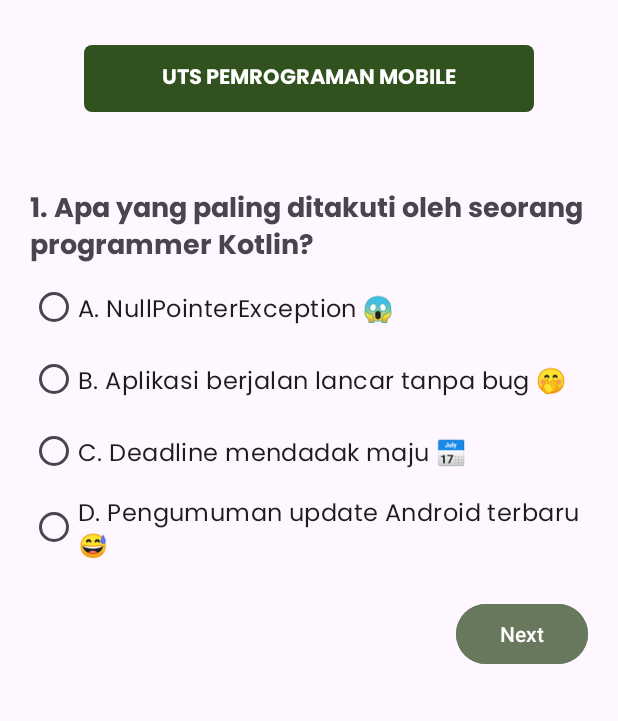
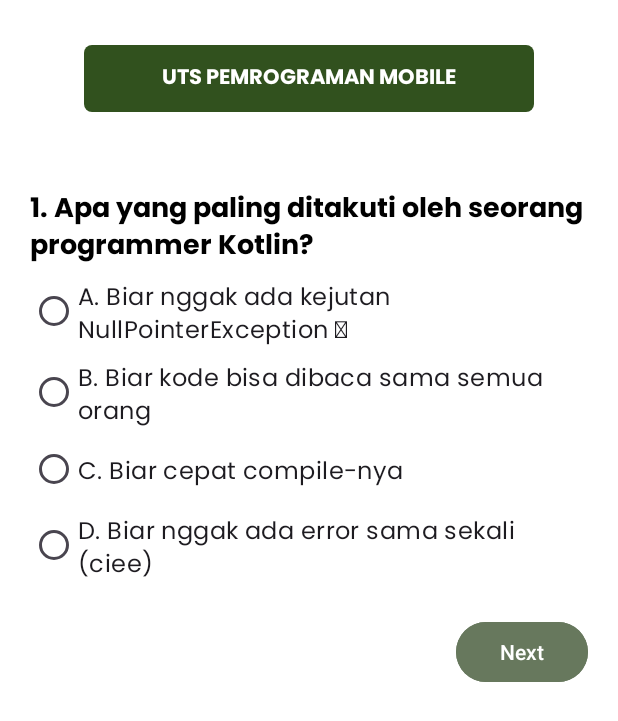
Before and after one commit to ChristianNathanielP/UTS_PM5_ChristianNathaniel, an Android app: the MainCourse screen opened directly, with no data from a screen before it, on a phone screen of 412 x 824 dp. Shown: the top 721 px of the screen. Run offline under Robolectric (Android 15) with nearby library versions, the phone set to English and light mode, and no system bars.

Commit message:
Final Progress

```diff
--- a/app/src/main/AndroidManifest.xml
+++ b/app/src/main/AndroidManifest.xml
@@ -13,6 +13,9 @@
         android:theme="@style/Theme.UTS_PM5_SecondChoise"
         tools:targetApi="31">
         <activity
+            android:name=".AnswerActivity"
+            android:exported="false" />
+        <activity
             android:name=".MainCourse"
             android:exported="false" />
         <activity
--- a/app/src/main/java/com/example/uts_pm5_secondchoise/MainCourse.kt
+++ b/app/src/main/java/com/example/uts_pm5_secondchoise/MainCourse.kt
@@ -1,10 +1,12 @@
 package com.example.uts_pm5_secondchoise
 
+import android.content.Intent
 import android.os.Bundle
 import android.view.View
 import android.widget.RadioButton
 import android.widget.Toast
 import androidx.activity.enableEdgeToEdge
+import androidx.appcompat.app.AlertDialog
 import androidx.appcompat.app.AppCompatActivity
 import androidx.core.view.ViewCompat
 import androidx.core.view.WindowInsetsCompat
@@ -26,35 +28,44 @@ class MainCourse : AppCompatActivity() {
     // Opsi Jawaban
     val options = listOf(
         listOf(
-            "A. NullPointerException 😱",
-            "B. Aplikasi berjalan lancar tanpa bug 🤭",
-            "C. Deadline mendadak maju 📅",
-            "D. Pengumuman update Android terbaru 😅"
+            "A. Biar nggak ada kejutan NullPointerException 🥲",
+            "B. Biar kode bisa dibaca sama semua orang",
+            "C. Biar cepat compile-nya",
+            "D. Biar nggak ada error sama sekali (ciee)"
         ),
         listOf(
-            "A. Pengguna, karena aplikasi nggak bisa dibuka 😭",
-            "B. Programmer, karena harus cari bug 🕵️",
-            "C. Android, karena dia ngambek 😔",
-            "D. Laptop, karena sering dipukul-pukul 😆"
+            "A. onStart()",
+            "B. onCreate()",
+            "C. onResume()",
+            "D. onPause()"
         ),
         listOf(
-            "A. Karena mereka saling memahami 💕",
-            "B. Karena Kotlin selalu siap mendukung Android 💪",
-            "C. Karena Kotlin senang 'Null Safety' 🥰",
-            "D. Karena Android sudah capek ditinggal Java 😅"
+            "A. Karena Kotlin setia sama Android 💕",
+            "B. Karena Kotlin anti-null",
+            "C. Karena Kotlin lebih populer dari bahasa lain",
+            "D. Karena Kotlin bikin Android ngga galau"
         ),
         listOf(
-            "A. 'Pergilah jauh-jauh dari kodinganku!' 🚫",
-            "B. 'Kapan kamu akan pergi selamanya?' 😩",
-            "C. 'Please, fix yourself ya, biar kita happy ending.' 💔",
-            "D. 'Kalau kamu pergi, aku janji nggak bakal nyari lagi.' 😆"
+            "A. Bagian dari layar yang bisa disentuh atau dilihat",
+            "B. Struktur data untuk simpan data pengguna",
+            "C. Kumpulan library Android",
+            "D. Sistem untuk mengelola aktivitas aplikasi"
         ),
         listOf(
-            "A. Nullable, biar kamu jadi null safety-ku. 🥰",
-            "B. Boolean, biar aku bisa jadi true buat kamu ❤️",
-            "C. Integer, biar aku bisa count on you selalu 🧮",
-            "D. String, biar aku bisa concatenate sama kamu 😘"
+            "A. val itu tetap, var bisa berubah",
+            "B. val buat variabel wajib, var buat opsional",
+            "C. val itu variabel sementara, var untuk selamanya",
+            "D. val buat integer, var buat string"
         )
+    )
+
+    // Jawaban
+    val correctAnswers = listOf(
+        "A. Biar nggak ada kejutan NullPointerException 🥲",
+        "B. onCreate()",
+        "A. Karena Kotlin setia sama Android 💕",
+        "A. Bagian dari layar yang bisa disentuh atau dilihat",
+        "A. val itu tetap, var bisa berubah"
     )
 
     private var currentQuestionIndex = 0
@@ -71,7 +82,7 @@ class MainCourse : AppCompatActivity() {
             userAnswers.add(null)
         }
 
-        displayQuestion()
+        displayQuestion() // Menjalankan Fungsi DisplayQuestion di bawah
 
         // Tombol Cancel
         binding.radioGrup.setOnCheckedChangeListener { _, checkedId ->
@@ -81,7 +92,6 @@ class MainCourse : AppCompatActivity() {
                 binding.btnCancel.visibility = View.VISIBLE
             }
         }
-
         binding.btnCancel.setOnClickListener {
             binding.radioGrup.clearCheck()
             userAnswers[currentQuestionIndex] = null
@@ -90,7 +100,9 @@ class MainCourse : AppCompatActivity() {
 
         // Tombol Next
         binding.btnNext.setOnClickListener {
-            if (currentQuestionIndex < questions.size - 1) {
+            if (currentQuestionIndex == questions.size - 1) {
+                showConfirmationDialog()
+            } else {
                 currentQuestionIndex++
                 displayQuestion()
             }
@@ -104,7 +116,6 @@ class MainCourse : AppCompatActivity() {
             }
         }
 
-
         ViewCompat.setOnApplyWindowInsetsListener(findViewById(R.id.main)) { v, insets ->
             val systemBars = insets.getInsets(WindowInsetsCompat.Type.systemBars())
             v.setPadding(systemBars.left, systemBars.top, systemBars.right, systemBars.bottom)
@@ -114,45 +125,95 @@ class MainCourse : AppCompatActivity() {
 
     private fun displayQuestion(){
         try {
-            // Set teks soal berdasarkan indeks soal saat ini
+            // Remove listener temporarily to avoid triggering clear when setting saved answers
+            binding.radioGrup.setOnCheckedChangeListener(null)
+
+            // Tampilkan teks pertanyaan sesuai dengan nomor pertanyaan saat ini
             binding.soal.text = questions[currentQuestionIndex]
             val optionsForCurrentQuestion = options[currentQuestionIndex]
 
-            // Bersihkan semua pilihan sebelumnya
-            binding.radioGrup.clearCheck()
-
-            // Set teks untuk setiap RadioButton berdasarkan opsi yang tersedia
+            // Tampilkan pilihan jawaban untuk pertanyaan saat ini
             binding.opsi1.text = optionsForCurrentQuestion[0]
             binding.opsi2.text = optionsForCurrentQuestion[1]
             binding.opsi3.text = optionsForCurrentQuestion[2]
             binding.opsi4.text = optionsForCurrentQuestion[3]
 
-            // Menampilkan jawaban yang sudah dipilih sebelumnya (jika ada)
+            // Cek apakah sudah ada jawaban sebelumnya untuk pertanyaan ini, jika ada maka tampilkan jawaban tersebut
             val userAnswer = userAnswers[currentQuestionIndex]
             if (userAnswer != null) {
+                // Tandai pilihan jawaban yang sudah dipilih sebelumnya
                 when (userAnswer) {
                     optionsForCurrentQuestion[0] -> binding.opsi1.isChecked = true
                     optionsForCurrentQuestion[1] -> binding.opsi2.isChecked = true
                     optionsForCurrentQuestion[2] -> binding.opsi3.isChecked = true
                     optionsForCurrentQuestion[3] -> binding.opsi4.isChecked = true
                 }
-                binding.btnCancel.visibility = View.VISIBLE // Tampilkan tombol Cancel jika ada jawaban
+                binding.btnCancel.visibility = View.VISIBLE
             } else {
-                binding.btnCancel.visibility = View.GONE // Sembunyikan tombol Cancel jika tidak ada jawaban
+                binding.radioGrup.clearCheck()
+                binding.btnCancel.visibility = View.GONE
             }
 
-            // Atur visibilitas tombol Back
+            // Re-enable listener for saving answers
+            binding.radioGrup.setOnCheckedChangeListener { _, checkedId ->
+                if (checkedId != -1) {
+                    // Simpan jawaban yang baru dipilih pengguna
+                    val selectedRadioButton = findViewById<RadioButton>(checkedId)
+                    userAnswers[currentQuestionIndex] = selectedRadioButton.text.toString()
+                    binding.btnCancel.visibility = View.VISIBLE
+                }
+            }
+
             binding.btnBack.visibility = if (currentQuestionIndex == 0) View.GONE else View.VISIBLE
+
+            if (currentQuestionIndex == questions.size - 1) {
+                binding.btnNext.text = "Submit" // Soal Terakhir berubah menjadi Submit
+            } else {
+                binding.btnNext.text = "Next"
+            }
 
         } catch (e: IndexOutOfBoundsException) {
             e.printStackTrace()
-            Toast.makeText(this, "Error: Indeks di luar batas.", Toast.LENGTH_SHORT).show()
+            Toast.makeText(this, "Error: Index out of bounds.", Toast.LENGTH_SHORT).show()
         } catch (e: ClassCastException) {
             e.printStackTrace()
-            Toast.makeText(this, "Error: Tipe data tidak sesuai.", Toast.LENGTH_SHORT).show()
+            Toast.makeText(this, "Error: Data type mismatch.", Toast.LENGTH_SHORT).show()
         } catch (e: Exception) {
             e.printStackTrace()
             Toast.makeText(this, "Error: ${e.message}", Toast.LENGTH_SHORT).show()
         }
     }
+
+    private fun showConfirmationDialog() {
+        val builder = AlertDialog.Builder(this)
+        builder.setTitle("Kirim Jawaban?")
+        builder.setMessage("Apakah Kamu yakin untuk mengirim jawaban?")
+
+        builder.setPositiveButton("Yakin") { _, _ ->
+            submitAnswers()
+        }
+        builder.setNegativeButton("Belum Yakin") { dialog, _ ->
+            dialog.dismiss()
+        }
+
+        val dialog = builder.create()
+        dialog.show()
+    }
+
+    private fun submitAnswers() {
+        var score = 0
+
+        // Menghitung banyaknya jawaban benar
+        for (i in userAnswers.indices) {
+            if (userAnswers[i] == correctAnswers[i]) {
+                score++
+            }
+        }
+
+        // Kirim Data score dan banyak question ke Answer Activity
+        val intent = Intent(this, AnswerActivity::class.java)
+        intent.putExtra("score", score)
+        intent.putExtra("totalQuestions", questions.size)
+        startActivity(intent)
+    }
 }
--- a/app/src/main/res/layout/activity_main.xml
+++ b/app/src/main/res/layout/activity_main.xml
@@ -54,6 +54,7 @@
         android:textAlignment="center"
         android:text="@string/awalan1_btn"
         android:textSize="12sp"
+        android:textColor="@color/white"
         android:paddingVertical="5dp"
         android:paddingHorizontal="50dp"
         android:backgroundTint="@color/blue"
@@ -83,6 +84,7 @@
         android:textAlignment="center"
         android:text="@string/awalan2_btn"
         android:textSize="12sp"
+        android:textColor="@color/white"
         android:paddingVertical="5dp"
         android:paddingHorizontal="50dp"
         android:backgroundTint="@color/gray"
--- a/app/src/main/res/layout/activity_main_course.xml
+++ b/app/src/main/res/layout/activity_main_course.xml
@@ -14,6 +14,7 @@
         android:layout_marginHorizontal="10dp"
         app:layout_constraintTop_toTopOf="parent"
         app:layout_constraintStart_toStartOf="parent"
+        android:textColor="@color/white"
         android:layout_marginTop="30dp">
 
         <TextView
@@ -95,6 +96,7 @@
         app:layout_constraintTop_toBottomOf="@+id/radioGrup"
         app:layout_constraintEnd_toEndOf="parent"
         android:text="@string/next"
+        android:textColor="@color/white"
         android:backgroundTint="@color/sage"
         android:layout_marginRight="20dp"/>
 
@@ -105,6 +107,7 @@
         app:layout_constraintTop_toBottomOf="@+id/radioGrup"
         app:layout_constraintStart_toStartOf="parent"
         android:text="@string/cancel"
+        android:textColor="@color/white"
         android:backgroundTint="@color/gray"
         android:layout_marginStart="20dp"
         android:visibility="gone"/>
@@ -114,6 +117,7 @@
         android:layout_width="wrap_content"
         android:layout_height="wrap_content"
         android:text="@string/back"
+        android:textColor="@color/white"
         android:backgroundTint="@color/blue"
         app:layout_constraintEnd_toStartOf="@+id/btnNext"
         app:layout_constraintTop_toBottomOf="@+id/radioGrup"
--- a/app/src/main/res/values-night/themes.xml
+++ b/app/src/main/res/values-night/themes.xml
@@ -3,5 +3,9 @@
     <style name="Base.Theme.UTS_PM5_SecondChoise" parent="Theme.Material3.DayNight.NoActionBar">
         <!-- Customize your dark theme here. -->
         <!-- <item name="colorPrimary">@color/my_dark_primary</item> -->
+        <item name="colorPrimary">@color/purple</item>
+
+        <item name="android:colorBackground">@color/black</item>
+        <item name="android:textColor">@color/white</item>
     </style>
 </resources>
--- a/app/src/main/res/values/colors.xml
+++ b/app/src/main/res/values/colors.xml
@@ -6,4 +6,5 @@
     <color name="sage">#67785D</color>
     <color name="blue">#124076</color>
     <color name="gray">#535452</color>
+    <color name="purple">#D4BEE4</color>
 </resources>
--- a/app/src/main/res/values/themes.xml
+++ b/app/src/main/res/values/themes.xml
@@ -4,6 +4,9 @@
         <!-- Customize your light theme here. -->
         <!-- <item name="colorPrimary">@color/my_light_primary</item> -->
         <item name="colorPrimary">@color/green</item>
+
+        <item name="android:colorBackground">@color/white</item>
+        <item name="android:textColor">@color/black</item>
     </style>
 
     <style name="Theme.UTS_PM5_SecondChoise" parent="Base.Theme.UTS_PM5_SecondChoise" />
```
Also changed, not shown: app/src/main/java/com/example/uts_pm5_secondchoise/AnswerActivity.kt (added, +49 -0 lines), app/src/main/res/layout/activity_answer.xml (added, +78 -0 lines), app/src/main/res/values/strings.xml (+4 -5 lines).
